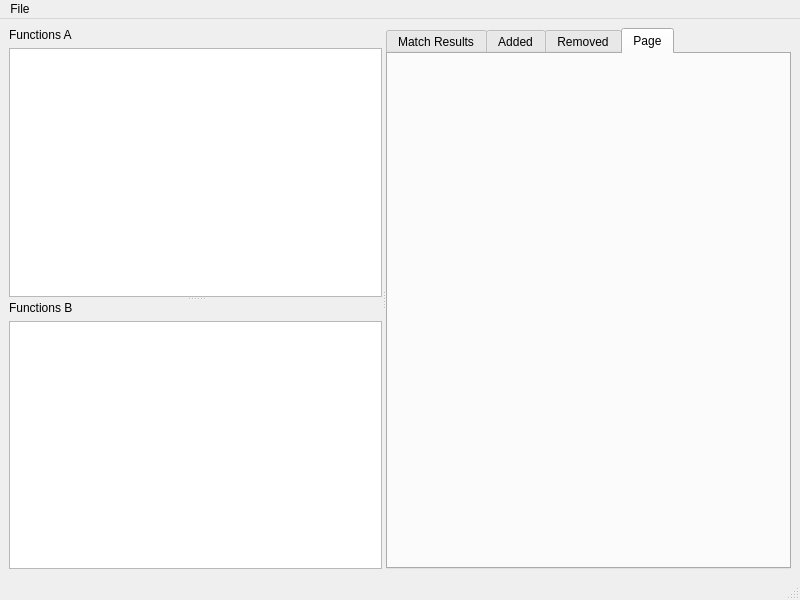
First picture: the form in src/tools/bindiff/CutterDiffWindow.ui, repository rizinorg/cutter, before the edit.
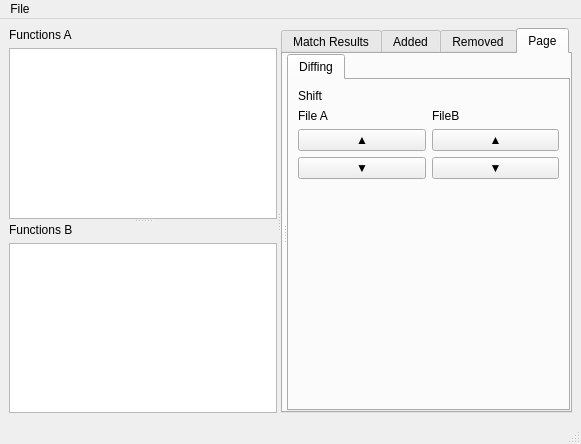
Second picture: the form after the edit. Custom widgets are drawn as their Qt base class.

Patch:
```diff
--- a/src/tools/bindiff/CutterDiffWindow.ui
+++ b/src/tools/bindiff/CutterDiffWindow.ui
@@ -6,8 +6,8 @@
    <rect>
     <x>0</x>
     <y>0</y>
-    <width>800</width>
-    <height>600</height>
+    <width>581</width>
+    <height>444</height>
    </rect>
   </property>
   <property name="windowTitle">
@@ -16,7 +16,13 @@
   <widget class="QWidget" name="centralwidget">
    <layout class="QHBoxLayout" name="horizontalLayout_2">
     <item>
-     <widget class="QSplitter" name="splitter_2">
+     <widget class="QSplitter" name="splitter">
+      <property name="sizePolicy">
+       <sizepolicy hsizetype="Expanding" vsizetype="Preferred">
+        <horstretch>0</horstretch>
+        <verstretch>0</verstretch>
+       </sizepolicy>
+      </property>
       <property name="minimumSize">
        <size>
         <width>300</width>
@@ -36,6 +42,12 @@
        <bool>false</bool>
       </property>
       <widget class="QSplitter" name="functionsMenu">
+       <property name="sizePolicy">
+        <sizepolicy hsizetype="Preferred" vsizetype="Expanding">
+         <horstretch>0</horstretch>
+         <verstretch>0</verstretch>
+        </sizepolicy>
+       </property>
        <property name="minimumSize">
         <size>
          <width>100</width>
@@ -45,7 +57,7 @@
        <property name="orientation">
         <enum>Qt::Orientation::Vertical</enum>
        </property>
-       <widget class="QWidget" name="">
+       <widget class="QWidget" name="layoutWidget">
         <layout class="QVBoxLayout" name="aVBox">
          <item>
           <widget class="QLabel" name="fcnsALabel">
@@ -63,7 +75,7 @@
          </item>
         </layout>
        </widget>
-       <widget class="QWidget" name="">
+       <widget class="QWidget" name="layoutWidget">
         <layout class="QVBoxLayout" name="bVBox">
          <item>
           <widget class="QLabel" name="fcnsBLabel">
@@ -83,6 +95,12 @@
        </widget>
       </widget>
       <widget class="QTabWidget" name="tabWidget">
+       <property name="sizePolicy">
+        <sizepolicy hsizetype="Expanding" vsizetype="Expanding">
+         <horstretch>0</horstretch>
+         <verstretch>0</verstretch>
+        </sizepolicy>
+       </property>
        <property name="currentIndex">
         <number>3</number>
        </property>
@@ -121,8 +139,128 @@
          <string>Page</string>
         </attribute>
         <layout class="QHBoxLayout" name="horizontalLayout">
+         <property name="leftMargin">
+          <number>0</number>
+         </property>
+         <property name="topMargin">
+          <number>0</number>
+         </property>
+         <property name="rightMargin">
+          <number>0</number>
+         </property>
+         <property name="bottomMargin">
+          <number>0</number>
+         </property>
          <item>
-          <widget class="HexDiff" name="hexDiffTextView" native="true"/>
+          <widget class="QSplitter" name="splitter_2">
+           <property name="orientation">
+            <enum>Qt::Orientation::Horizontal</enum>
+           </property>
+           <widget class="QWidget" name="horizontalLayoutWidget">
+            <layout class="QHBoxLayout" name="hexDiffContainer"/>
+           </widget>
+           <widget class="QWidget" name="verticalLayoutWidget">
+            <layout class="QVBoxLayout" name="parseMenuContainer">
+             <property name="spacing">
+              <number>0</number>
+             </property>
+             <item>
+              <widget class="QTabWidget" name="tabWidget2">
+               <property name="sizePolicy">
+                <sizepolicy hsizetype="Minimum" vsizetype="Expanding">
+                 <horstretch>0</horstretch>
+                 <verstretch>0</verstretch>
+                </sizepolicy>
+               </property>
+               <property name="currentIndex">
+                <number>0</number>
+               </property>
+               <widget class="QWidget" name="tabDiffOptions">
+                <attribute name="title">
+                 <string>Diffing</string>
+                </attribute>
+                <layout class="QVBoxLayout" name="verticalLayout_6">
+                 <item>
+                  <widget class="QLabel" name="labelShift">
+                   <property name="text">
+                    <string>Shift</string>
+                   </property>
+                  </widget>
+                 </item>
+                 <item>
+                  <layout class="QHBoxLayout" name="horizontalLayout_3">
+                   <item>
+                    <layout class="QVBoxLayout" name="vBoxShiftA">
+                     <item>
+                      <widget class="QLabel" name="label">
+                       <property name="text">
+                        <string>File A</string>
+                       </property>
+                      </widget>
+                     </item>
+                     <item>
+                      <widget class="QPushButton" name="shiftUpA">
+                       <property name="text">
+                        <string>▲</string>
+                       </property>
+                      </widget>
+                     </item>
+                     <item>
+                      <widget class="QPushButton" name="shiftDownA">
+                       <property name="text">
+                        <string>▼</string>
+                       </property>
+                      </widget>
+                     </item>
+                    </layout>
+                   </item>
+                   <item>
+                    <layout class="QVBoxLayout" name="vBoxShiftB">
+                     <item>
+                      <widget class="QLabel" name="label_2">
+                       <property name="text">
+                        <string>FileB</string>
+                       </property>
+                      </widget>
+                     </item>
+                     <item>
+                      <widget class="QPushButton" name="shiftUpB">
+                       <property name="text">
+                        <string>▲</string>
+                       </property>
+                      </widget>
+                     </item>
+                     <item>
+                      <widget class="QPushButton" name="shiftDownB">
+                       <property name="text">
+                        <string>▼</string>
+                       </property>
+                      </widget>
+                     </item>
+                    </layout>
+                   </item>
+                  </layout>
+                 </item>
+                 <item>
+                  <spacer name="verticalSpacer">
+                   <property name="orientation">
+                    <enum>Qt::Orientation::Vertical</enum>
+                   </property>
+                   <property name="sizeHint" stdset="0">
+                    <size>
+                     <width>20</width>
+                     <height>174</height>
+                    </size>
+                   </property>
+                  </spacer>
+                 </item>
+                </layout>
+               </widget>
+              </widget>
+             </item>
+            </layout>
+           </widget>
+          </widget>
          </item>
         </layout>
        </widget>
@@ -136,7 +274,7 @@
     <rect>
      <x>0</x>
      <y>0</y>
-     <width>800</width>
+     <width>581</width>
      <height>22</height>
     </rect>
    </property>
@@ -162,12 +300,6 @@
    <header>widgets/CutterTreeView.h</header>
    <container>1</container>
   </customwidget>
-  <customwidget>
-   <class>HexDiff</class>
-   <extends>QWidget</extends>
-   <header location="global">tools/bindiff/HexDiff.h</header>
-   <container>1</container>
-  </customwidget>
  </customwidgets>
  <resources/>
  <connections/>
```
Left out of the diff: 2 changed lines with no effect on the pictures.
